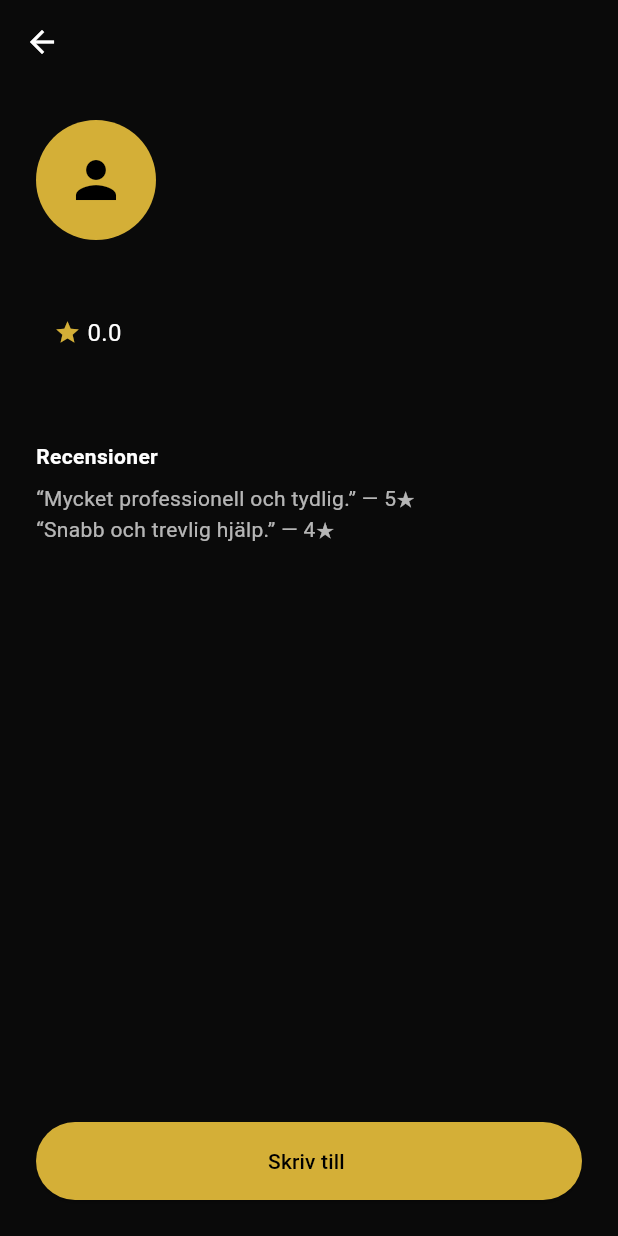
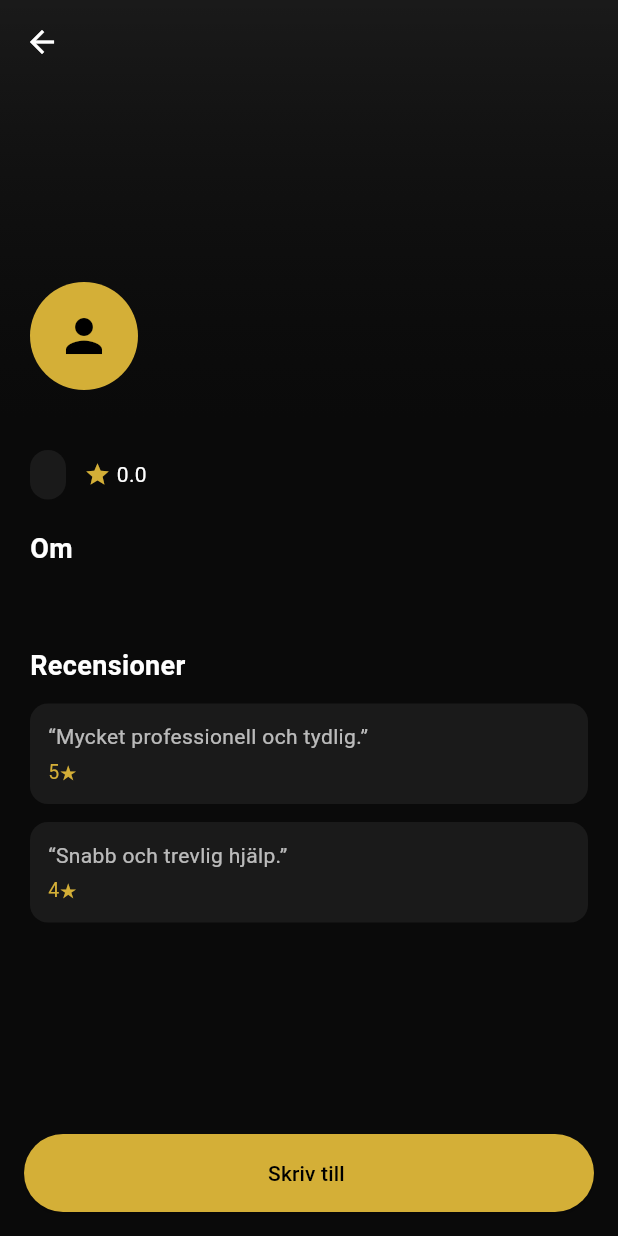
Before and after one commit to illanghost-99/hyrello, a Flutter app: the ExpertDetailScreen screen opened directly with empty values, on a phone screen of 412 x 824 dp. Run offline on Flutter 3.47's test engine with Material 3 defaults, Android fonts, the phone set to English and light mode, and no system bars; our stand-ins replace firebase_core, flutter_map, geolocator, image_picker, in_app_purchase, latlong2 and 2 more; accounts and stored records are empty; network calls fail.

Commit message:
Better expert detail UI, profile image persistence

```diff
--- a/lib/main.dart
+++ b/lib/main.dart
@@ -1013,77 +1013,108 @@
   final bool verified;
   const ExpertDetailScreen({super.key, required this.name, required this.title, required this.price, required this.desc, required this.rating, this.image, this.verified = false});
 
-
-  @override
-  Widget build(BuildContext context) {
-    return Scaffold(
-      backgroundColor: const Color(0xFF0A0A0A),
-      appBar: AppBar(
-        title: Text(name, style: const TextStyle(color: Color(0xFFD4AF37))),
-        backgroundColor: Colors.transparent,
-      ),
-      body: Padding(
-        padding: const EdgeInsets.all(24),
-        child: Column(
-          crossAxisAlignment: CrossAxisAlignment.start,
-          children: [
-            const CircleAvatar(radius: 40, backgroundColor: Color(0xFFD4AF37), child: Icon(Icons.person, size: 40, color: Colors.black)),
-            const SizedBox(height: 16),
-            Text(title, style: const TextStyle(color: Color(0xFFD4AF37), fontSize: 18)),
-            const SizedBox(height: 8),
-            Row(
-              children: [
-                Text(price, style: const TextStyle(fontSize: 16)),
+  @override
+  Widget build(BuildContext context) {
+    return Scaffold(
+      backgroundColor: const Color(0xFF0A0A0A),
+      body: CustomScrollView(
+        slivers: [
+          SliverAppBar(
+            expandedHeight: 280,
+            pinned: true,
+            backgroundColor: const Color(0xFF0A0A0A),
+            flexibleSpace: FlexibleSpaceBar(
+              background: Stack(
+                fit: StackFit.expand,
+                children: [
+                  if (image != null)
+                    Image.network(image!, fit: BoxFit.cover, errorBuilder: (_, __, ___) => Container(color: const Color(0xFF1A1A1A)))
+                  else
+                    Container(color: const Color(0xFF1A1A1A)),
+                  Container(decoration: BoxDecoration(gradient: LinearGradient(begin: Alignment.topCenter, end: Alignment.bottomCenter, colors: [Colors.transparent, const Color(0xFF0A0A0A)]))),
+                  Positioned(
+                    bottom: 20,
+                    left: 20,
+                    right: 20,
+                    child: Row(
+                      children: [
+                        Stack(
+                          children: [
+                            CircleAvatar(radius: 36, backgroundImage: image != null ? NetworkImage(image!) : null, child: image == null ? const Icon(Icons.person, size: 36) : null),
+                            if (verified) Positioned(right: 0, bottom: 0, child: Container(padding: const EdgeInsets.all(3), decoration: const BoxDecoration(color: Color(0xFFD4AF37), shape: BoxShape.circle), child: const Icon(Icons.verified, size: 16, color: Colors.black))),
+                          ],
+                        ),
+                        const SizedBox(width: 16),
+                        Expanded(child: Column(crossAxisAlignment: CrossAxisAlignment.start, children: [
+                          Text(name, style: const TextStyle(color: Colors.white, fontSize: 22, fontWeight: FontWeight.bold)),
+                          Text(title, style: const TextStyle(color: Color(0xFFD4AF37))),
+                        ])),
+                      ],
+                    ),
+                  ),
+                ],
+              ),
+            ),
+          ),
+          SliverPadding(
+            padding: const EdgeInsets.all(20),
+            sliver: SliverList(delegate: SliverChildListDelegate([
+              Row(children: [
+                Container(padding: const EdgeInsets.symmetric(horizontal: 12, vertical: 6), decoration: BoxDecoration(color: const Color(0xFF1A1A1A), borderRadius: BorderRadius.circular(20)), child: Text(price, style: const TextStyle(color: Color(0xFFD4AF37), fontWeight: FontWeight.w600))),
                 const SizedBox(width: 12),
                 const Icon(Icons.star, color: Color(0xFFD4AF37), size: 18),
-                Text(' $rating', style: const TextStyle(fontSize: 16)),
-              ],
-            ),
-            const SizedBox(height: 16),
-            Text(desc, style: const TextStyle(color: Colors.white70)),
+                Text(' $rating', style: const TextStyle(color: Colors.white)),
+              ]),
+              const SizedBox(height: 20),
+              const Text('Om', style: TextStyle(color: Colors.white, fontSize: 18, fontWeight: FontWeight.w600)),
+              const SizedBox(height: 8),
+              Text(desc, style: const TextStyle(color: Colors.white70, height: 1.4)),
               const SizedBox(height: 24),
-            const Text('Recensioner', style: TextStyle(fontWeight: FontWeight.w600)),
-            const SizedBox(height: 8),
-            const Text('“Mycket professionell och tydlig.” — 5★', style: TextStyle(color: Colors.white70)),
-            const Text('“Snabb och trevlig hjälp.” — 4★', style: TextStyle(color: Colors.white70)),
-            const Spacer(),
-            SizedBox(
-              width: double.infinity,
-              height: 52,
+              const Text('Recensioner', style: TextStyle(color: Colors.white, fontSize: 18, fontWeight: FontWeight.w600)),
+              const SizedBox(height: 12),
+              _review('“Mycket professionell och tydlig.”', '5★'),
+              _review('“Snabb och trevlig hjälp.”', '4★'),
+              const SizedBox(height: 100),
+            ])),
+          ),
+        ],
+      ),
+      bottomNavigationBar: SafeArea(
+        child: Padding(
+          padding: const EdgeInsets.all(16),
           child: ElevatedButton(
-                style: ElevatedButton.styleFrom(backgroundColor: const Color(0xFFD4AF37), foregroundColor: Colors.black),
+            style: ElevatedButton.styleFrom(backgroundColor: const Color(0xFFD4AF37), foregroundColor: Colors.black, minimumSize: const Size(double.infinity, 52), shape: RoundedRectangleBorder(borderRadius: BorderRadius.circular(26))),
             onPressed: () {
-                  showDialog(
-                    context: context,
-                    builder: (ctx) => AlertDialog(
+              showDialog(context: context, builder: (ctx) => AlertDialog(
                 backgroundColor: const Color(0xFF1A1A1A),
                 title: const Text('Samtycke', style: TextStyle(color: Color(0xFFD4AF37))),
-                      content: const Text('Jag godkänner att inte missbruka expertens kontaktuppgifter eller trakassera. Hyrello kan användas som bevis vid polisanmälan.'),
+                content: const Text('Jag godkänner att inte missbruka expertens kontaktuppgifter.'),
                 actions: [
                   TextButton(onPressed: () => Navigator.pop(ctx), child: const Text('Avbryt')),
-                        ElevatedButton(
-                          style: ElevatedButton.styleFrom(backgroundColor: const Color(0xFFD4AF37), foregroundColor: Colors.black),
-                          onPressed: () {
-                            Navigator.pop(ctx);
-                            Navigator.push(context, MaterialPageRoute(builder: (_) => ChatDetailScreen(name: name)));
-                          },
-                          child: const Text('Godkänn & skriv'),
-                        ),
-                      ],
-                    ),
-                  );
+                  ElevatedButton(style: ElevatedButton.styleFrom(backgroundColor: const Color(0xFFD4AF37), foregroundColor: Colors.black), onPressed: () { Navigator.pop(ctx); Navigator.push(context, MaterialPageRoute(builder: (_) => ChatDetailScreen(name: name))); }, child: const Text('Godkänn & skriv')),
+                ],
+              ));
             },
             child: Text('Skriv till $name'),
           ),
         ),
-          ],
-        ),
-      ),
-    );
-  }
-}
-
-
+      ),
+    );
+  }
+
+  Widget _review(String text, String stars) => Padding(
+    padding: const EdgeInsets.only(bottom: 12),
+    child: Container(
+      padding: const EdgeInsets.all(12),
+      decoration: BoxDecoration(color: const Color(0xFF1A1A1A), borderRadius: BorderRadius.circular(12)),
+      child: Column(crossAxisAlignment: CrossAxisAlignment.start, children: [
+        Text(text, style: const TextStyle(color: Colors.white70)),
+        const SizedBox(height: 4),
+        Text(stars, style: const TextStyle(color: Color(0xFFD4AF37), fontSize: 13)),
+      ]),
+    ),
+  );
+}
 
 class MapScreen extends StatefulWidget {
   const MapScreen({super.key});
@@ -1173,6 +1204,7 @@
         children: [
           TileLayer(
             urlTemplate: 'https://basemaps.cartocdn.com/rastertiles/voyager/{z}/{x}/{y}.png?key=cb1_52sh_1_1179fa3b1f0b6aa30590c6bb',
+            tileSize: 256,
             userAgentPackageName: 'se.HC.hyrello',
             maxZoom: 20,
             retinaMode: true,
@@ -1589,6 +1621,18 @@
   String? _imageUrl;
   XFile? _pickedImage;
 
+  @override
+  void initState() {
+    super.initState();
+    final meta = Supabase.instance.client.auth.currentUser?.userMetadata;
+    _firstName.text = meta?['first_name'] ?? '';
+    _lastName.text = meta?['last_name'] ?? '';
+    final path = meta?['avatar_path'];
+    if (path != null && File(path).existsSync()) {
+      _pickedImage = XFile(path);
+    }
+  }
+
   Future<void> _pickImage() async {
     final picker = ImagePicker();
     final source = await showModalBottomSheet<ImageSource>(
@@ -1628,6 +1672,7 @@
       await Supabase.instance.client.auth.updateUser(UserAttributes(data: {
         'first_name': _firstName.text.trim(),
         'last_name': _lastName.text.trim(),
+        if (_pickedImage != null) 'avatar_path': _pickedImage!.path,
       }));
       if (mounted) {
         ScaffoldMessenger.of(context).showSnackBar(const SnackBar(content: Text('Profil uppdaterad')));
```
Lines whose indentation alone changed are shown as unchanged.
